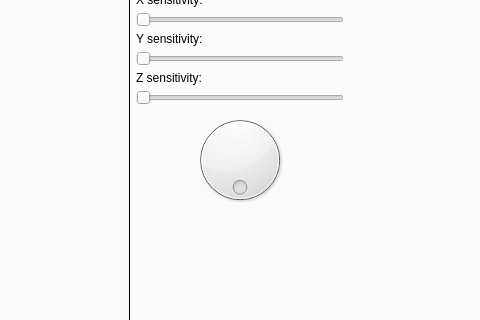
Qt form GUI/mainwindow.ui (mvxe/MLA-CS) before a commit; both pictures show x 101 to 581 and y 117 to 437 of the 676 by 584 pixel window.
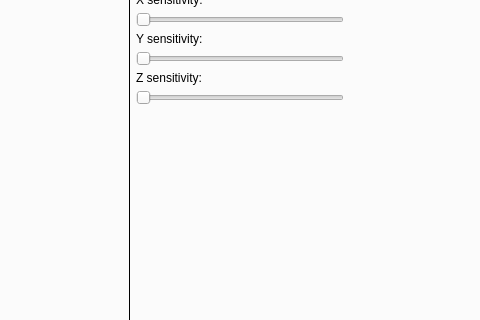
The same form after that commit. The open tabs and pages were chosen to show the change. Icons and pictures are not drawn. Custom widgets are drawn as their Qt base class.

```diff
--- a/GUI/mainwindow.ui
+++ b/GUI/mainwindow.ui
@@ -231,7 +231,7 @@
          </spacer>
         </item>
         <item row="0" column="2">
-         <layout class="QVBoxLayout" name="verticalLayout_3" stretch="0,0,0,0,0,0,0,0,0,0,0">
+         <layout class="QVBoxLayout" name="verticalLayout_3" stretch="0,0,0,0,0,0,0,0,0,0">
           <property name="spacing">
            <number>5</number>
           </property>
@@ -348,19 +348,6 @@
             </property>
            </widget>
           </item>
-          <item>
-           <widget class="QDial" name="dial">
-            <property name="maximum">
-             <number>100</number>
-            </property>
-            <property name="orientation">
-             <enum>Qt::Horizontal</enum>
-            </property>
-            <property name="wrapping">
-             <bool>true</bool>
-            </property>
-           </widget>
-          </item>
           <item>
            <spacer name="verticalSpacer_3">
             <property name="orientation">
```
Left out of the diff: 14 changed lines with no effect on the pictures.
